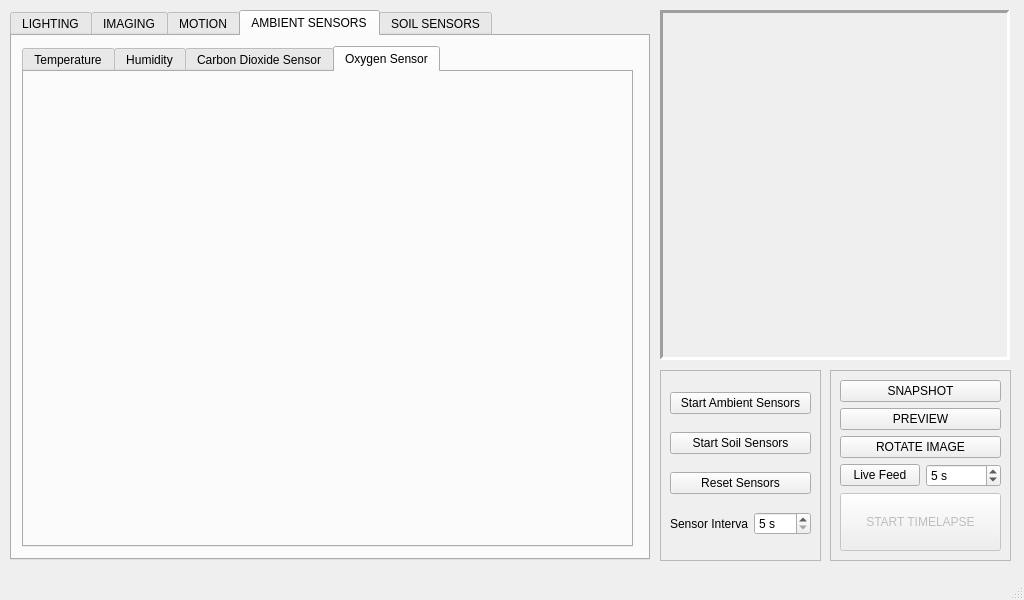
This is _ui/FlashLapse_Pro.ui in CoCl-Jerry/Flashlapse_Pro_Dev as Qt 5 draws it before an edit. The edited form follows.
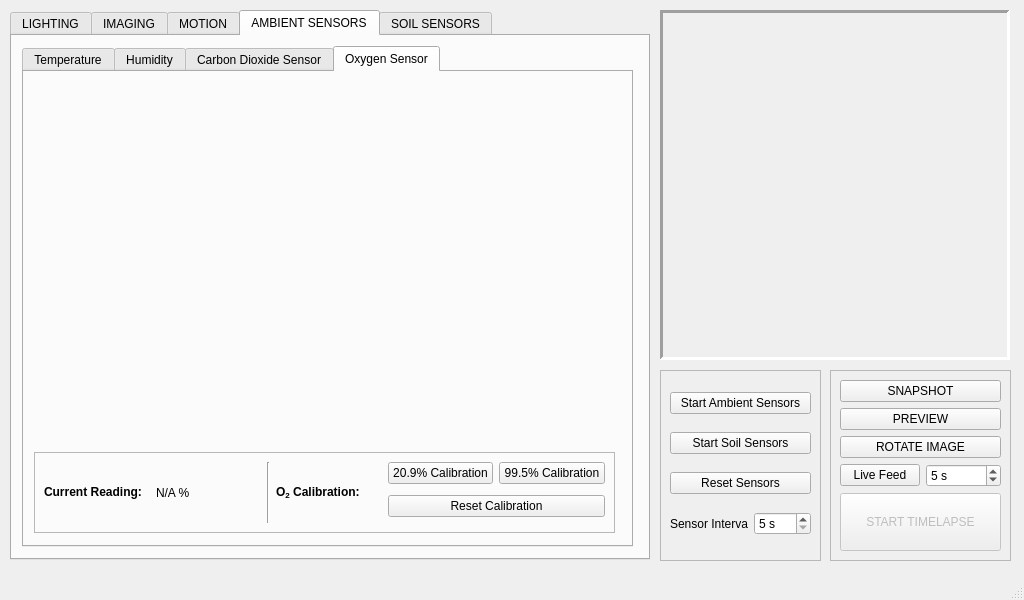
This is the edited form. The open tabs and pages were chosen to show the change. Icons and pictures are not drawn. Custom widgets are drawn as their Qt base class.

Patch:
```diff
--- a/_ui/FlashLapse_Pro.ui
+++ b/_ui/FlashLapse_Pro.ui
@@ -1277,6 +1277,105 @@
        <attribute name="title">
         <string>Oxygen Sensor</string>
        </attribute>
+       <widget class="PlotWidget" name="ambient_o2_graphWidget" native="true">
+        <property name="geometry">
+         <rect>
+          <x>10</x>
+          <y>10</y>
+          <width>581</width>
+          <height>361</height>
+         </rect>
+        </property>
+       </widget>
+       <widget class="QFrame" name="frame_5">
+        <property name="geometry">
+         <rect>
+          <x>10</x>
+          <y>380</y>
+          <width>581</width>
+          <height>81</height>
+         </rect>
+        </property>
+        <property name="frameShape">
+         <enum>QFrame::StyledPanel</enum>
+        </property>
+        <property name="frameShadow">
+         <enum>QFrame::Raised</enum>
+        </property>
+        <widget class="QWidget" name="gridLayoutWidget_8">
+         <property name="geometry">
+          <rect>
+           <x>10</x>
+           <y>10</y>
+           <width>561</width>
+           <height>61</height>
+          </rect>
+         </property>
+         <layout class="QGridLayout" name="gridLayout_8">
+          <item row="0" column="3" rowspan="3">
+           <widget class="Line" name="line_7">
+            <property name="orientation">
+             <enum>Qt::Vertical</enum>
+            </property>
+           </widget>
+          </item>
+          <item row="0" column="1" rowspan="3">
+           <widget class="QLabel" name="ambient_o2_label">
+            <property name="minimumSize">
+             <size>
+              <width>0</width>
+              <height>0</height>
+             </size>
+            </property>
+            <property name="text">
+             <string>&lt;html&gt;&lt;head/&gt;&lt;body&gt;&lt;p&gt;&lt;span style=&quot; font-weight:700;&quot;&gt;Current Reading:&lt;/span&gt;&lt;/p&gt;&lt;/body&gt;&lt;/html&gt;</string>
+            </property>
+           </widget>
+          </item>
+          <item row="0" column="2" rowspan="3">
+           <widget class="QLabel" name="ambient_o2_value_label">
+            <property name="text">
+             <string>N/A %</string>
+            </property>
+           </widget>
+          </item>
+          <item row="1" column="5" rowspan="2" colspan="2">
+           <widget class="QPushButton" name="ambient_o2_reset_calibration_pushButton">
+            <property name="text">
+             <string>Reset Calibration</string>
+            </property>
+           </widget>
+          </item>
+          <item row="0" column="6">
+           <widget class="QPushButton" name="ambient_o2_100_calibration_pushButton">
+            <property name="text">
+             <string>99.5% Calibration</string>
+            </property>
+           </widget>
+          </item>
+          <item row="0" column="4" rowspan="3">
+           <widget class="QLabel" name="label_10">
+            <property name="minimumSize">
+             <size>
+              <width>0</width>
+              <height>0</height>
+             </size>
+            </property>
+            <property name="text">
+             <string>&lt;html&gt;&lt;head/&gt;&lt;body&gt;&lt;p&gt;&lt;span style=&quot; font-weight:700;&quot;&gt;O&lt;/span&gt;&lt;span style=&quot; font-weight:700; vertical-align:sub;&quot;&gt;2&lt;/span&gt;&lt;span style=&quot; font-weight:700;&quot;&gt; Calibration:&lt;/span&gt;&lt;/p&gt;&lt;/body&gt;&lt;/html&gt;</string>
+            </property>
+           </widget>
+          </item>
+          <item row="0" column="5">
+           <widget class="QPushButton" name="ambient_o2_21_calibration_pushButton">
+            <property name="text">
+             <string>20.9% Calibration</string>
+            </property>
+           </widget>
+          </item>
+         </layout>
+        </widget>
+       </widget>
       </widget>
      </widget>
     </widget>
```
Left out of the diff: 2 changed lines with no effect on the pictures.
